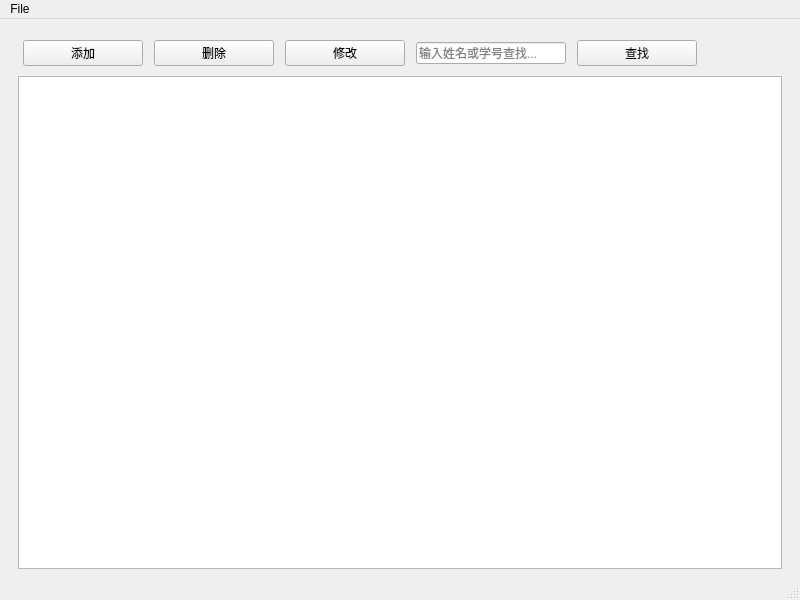
Qt form mainwindow.ui (asdfghjkoiuy/untitled1) before a commit.
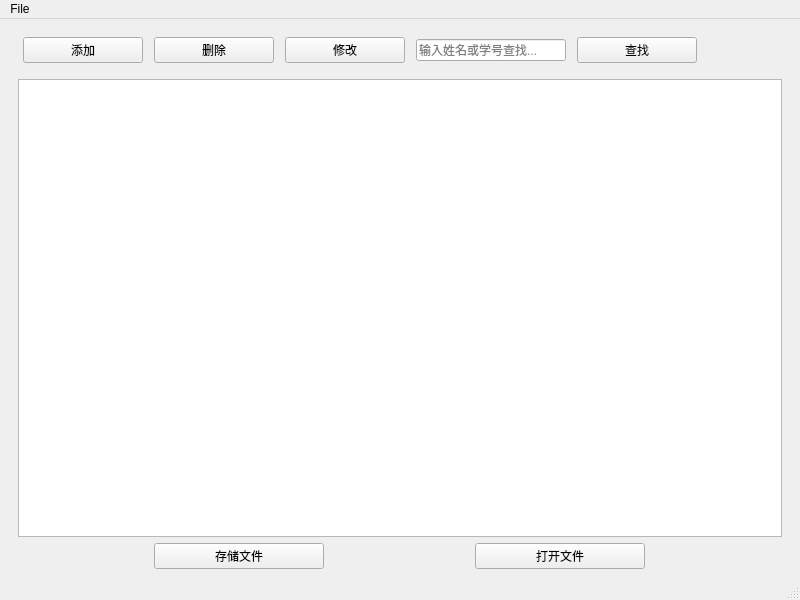
The same form after that commit.

```diff
--- a/mainwindow.ui
+++ b/mainwindow.ui
@@ -21,12 +21,6 @@
   </property>
   <widget class="QWidget" name="centralwidget">
    <layout class="QVBoxLayout" name="verticalLayout">
-    <property name="spacing">
-     <number>0</number>
-    </property>
-    <property name="topMargin">
-     <number>12</number>
-    </property>
     <item>
      <widget class="QWidget" name="widget" native="true">
       <property name="maximumSize">
@@ -179,6 +173,48 @@
       </layout>
      </widget>
     </item>
+    <item>
+     <layout class="QHBoxLayout" name="horizontalLayout_3">
+      <item>
+       <widget class="QPushButton" name="saveButton">
+        <property name="sizePolicy">
+         <sizepolicy hsizetype="Maximum" vsizetype="Fixed">
+          <horstretch>0</horstretch>
+          <verstretch>0</verstretch>
+         </sizepolicy>
+        </property>
+        <property name="maximumSize">
+         <size>
+          <width>170</width>
+          <height>16777215</height>
+         </size>
+        </property>
+        <property name="text">
+         <string>存储文件</string>
+        </property>
+       </widget>
+      </item>
+      <item>
+       <widget class="QPushButton" name="openButton">
+        <property name="sizePolicy">
+         <sizepolicy hsizetype="Maximum" vsizetype="Fixed">
+          <horstretch>0</horstretch>
+          <verstretch>0</verstretch>
+         </sizepolicy>
+        </property>
+        <property name="maximumSize">
+         <size>
+          <width>170</width>
+          <height>16777215</height>
+         </size>
+        </property>
+        <property name="text">
+         <string>打开文件</string>
+        </property>
+       </widget>
+      </item>
+     </layout>
+    </item>
    </layout>
   </widget>
   <widget class="QMenuBar" name="menubar">
```
Left out of the diff: 15 changed lines with no effect on the pictures.
